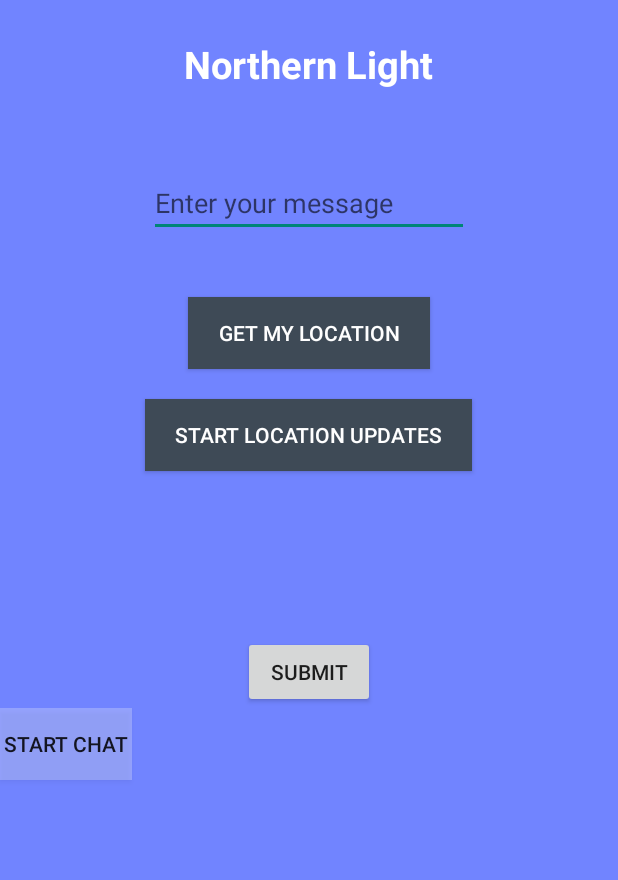
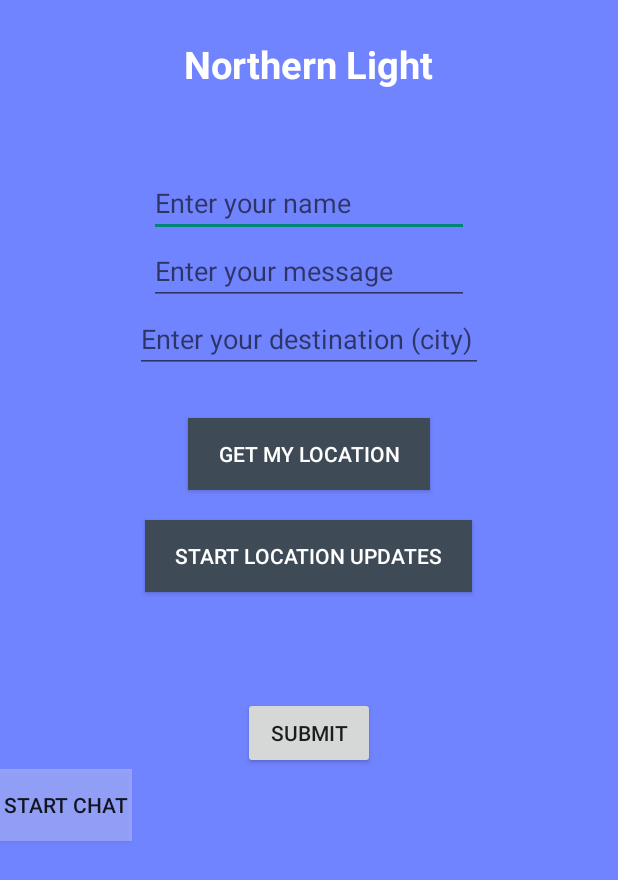
Before and after one commit to thomasmetta/NorthernLight--HacktheNorth-2015, an Android app: the screen it shows after launch (MainActivity), on a phone screen of 412 x 824 dp. Shown: the top 880 px of the screen. Run offline under Robolectric (Android 15) with nearby library versions, the phone set to English and light mode, and no system bars; our stand-ins replace ButterKnife; libraries missing offline, so code that uses them is left out: com.firebase.client, com.squareup.okhttp; 2 statements that could not run were skipped.

Commit message:
added destination

```diff
--- a/LocationApiDemo/app/src/main/java/com/example/andrei/locationapidemo/MainActivity.java
+++ b/LocationApiDemo/app/src/main/java/com/example/andrei/locationapidemo/MainActivity.java
@@ -32,6 +32,8 @@ import com.squareup.okhttp.RequestBody;
 import com.squareup.okhttp.Response;
 
 
+import org.json.JSONException;
+import org.json.JSONObject;
 
 import java.io.IOException;
 
@@ -42,6 +44,8 @@ public class MainActivity extends Activity implements GoogleApiClient.Connection
         GoogleApiClient.OnConnectionFailedListener, LocationListener{
 
     private EditText mNameField;
+    private EditText mMessageEditText;
+    private EditText mCityEditText;
     private Button mSubmitButton;
 
     private static final String TAG = MainActivity.class.getSimpleName();
@@ -80,7 +84,9 @@ public class MainActivity extends Activity implements GoogleApiClient.Connection
         btnShowLocation = (Button) findViewById(R.id.buttonShowLocation);
         btnStartLocationUpdates = (Button) findViewById(R.id.buttonLocationUpdates);
 
-        mNameField = (EditText) findViewById(R.id.nameEditText);
+        mNameField = (EditText) findViewById(R.id.personEditText);
+        mMessageEditText = (EditText) findViewById(R.id.messageEditText);
+        mCityEditText = (EditText) findViewById(R.id.cityEditText);
         mSubmitButton = (Button) findViewById(R.id.submitButton);
 
 
@@ -151,42 +157,25 @@ public class MainActivity extends Activity implements GoogleApiClient.Connection
     private final OkHttpClient client = new OkHttpClient();
 
     public void run() throws Exception {
-        RequestBody formBody = new FormEncodingBuilder()
-                .add("message", mNameField.getText().toString())
-                .add("latitude", String.valueOf(mLastLocation.getLatitude()))
-                .add("longitude", String.valueOf(mLastLocation.getLongitude()))
-                .build();
-        Request request = new Request.Builder()
-                .url("https://secret-depths-3946.herokuapp.com/api/v1/posts")
-                .post(formBody)
-                .build();
+
+
+  //      Response response = client.newCall(request).execute();
+
+
+   //     if (!response.isSuccessful()) throw new IOException("Unexpected code " + response);
+
+
+ //       System.out.println(response.body().string());
+
 
 //        Response response = client.newCall(request).execute();
 //        if (!response.isSuccessful()) throw new IOException("Unexpected code " + response);
-
-        client.newCall(request).enqueue(new Callback() {
-            @Override
-            public void onFailure(Request request, IOException e) {
-                Log.e("foo", "more fuck ups");
-
-            }
-
-            @Override
-            public void onResponse(Response response) throws IOException {
-                Log.e("foo", "less fuck ups");
-            }
-        });
+        sendName(client, mNameField.getText().toString());
 
 
 
 //        System.out.println(response.body().string());
     }
-
-
-
-
-
-
 
 
 
@@ -223,6 +212,143 @@ public class MainActivity extends Activity implements GoogleApiClient.Connection
         super.onPause();
         stopLocationUpdates();
     }
+
+    private void sendName(final OkHttpClient client, String name) {
+        RequestBody formBody = new FormEncodingBuilder()
+                .add("name", mNameField.getText().toString())
+                .build();
+        Request request = new Request.Builder()
+                .url("https://secret-depths-3946.herokuapp.com/api/v1/users")
+                .post(formBody)
+                .build();
+        client.newCall(request).enqueue(new Callback() {
+            @Override
+            public void onFailure(Request request, IOException e) {
+
+                Log.d("foo", "not working");
+
+            }
+
+            @Override
+            public void onResponse(Response response) throws IOException {
+                JSONObject jObject = null;
+                try {
+                    jObject = new JSONObject(response.body().string());
+                } catch (JSONException e) {
+                    e.printStackTrace();
+                }
+                String id = null;
+                try {
+                    id = jObject.getString("user_id");
+                } catch (JSONException e) {
+                    e.printStackTrace();
+                }
+
+                String address = mCityEditText.getText().toString();
+                sendDestination(client, id, address);
+                Log.d("foo", "sending from sendName");
+                Log.d("foo", "id: " + id + " address: " + address);
+            }
+        });
+    }
+
+    private void sendDestination(final OkHttpClient client, String id, String address) {
+
+        RequestBody formBody = new FormEncodingBuilder()
+                .add("user_id", id)
+                .add("address", address)
+                .build();
+        Request request = new Request.Builder()
+                .url("https://secret-depths-3946.herokuapp.com/api/v1/destinations")
+                .post(formBody)
+                .build();
+        client.newCall(request).enqueue(new Callback() {
+            @Override
+            public void onFailure(Request request, IOException e) {
+
+                Log.d("foo", "not working second time");
+
+            }
+
+            @Override
+            public void onResponse(Response response) throws IOException {
+
+                Log.d("foo", "receive from sendDes" + response.toString());
+                String message = mMessageEditText.getText().toString();
+                double latitude = mLastLocation.getLatitude();
+                double longitude = mLastLocation.getLongitude();
+
+                sendPost(client, message, latitude, longitude);
+
+
+            }
+        });
+
+        RequestBody formBody1 = new FormEncodingBuilder()
+                .add("user_id", id)
+                .add("latitude", String.valueOf(mLastLocation.getLatitude()))
+                .add("longtitude", String.valueOf(mLastLocation.getLongitude()))
+                .build();
+        Request request1 = new Request.Builder()
+                .url("https://secret-depths-3946.herokuapp.com/api/v1/locations")
+                .post(formBody1)
+                .build();
+        client.newCall(request1).enqueue(new Callback() {
+            @Override
+            public void onFailure(Request request1, IOException e) {
+
+            }
+
+            @Override
+            public void onResponse(Response response) throws IOException {
+
+
+
+            }
+        });
+
+
+    }
+
+
+
+    private void sendPost(OkHttpClient client, String message, double latitdue, double longitude) {
+
+        RequestBody formBody = new FormEncodingBuilder()
+                .add("message", message)
+                .add("latitude", String.valueOf(mLastLocation.getLatitude()))
+                .add("longitude", String.valueOf(mLastLocation.getLongitude()))
+                .build();
+        Request request = new Request.Builder()
+                .url("https://secret-depths-3946.herokuapp.com/api/v1/posts")
+                .post(formBody)
+                .build();
+        client.newCall(request).enqueue(new Callback() {
+            @Override
+            public void onFailure(Request request, IOException e) {
+
+                Log.d("foo", "not working third time");
+
+            }
+
+            @Override
+            public void onResponse(Response response) throws IOException {
+
+                Log.d("foo", "receive from sendDes" + response.toString());
+
+
+            }
+        });
+
+
+
+
+    }
+
+
+
+
+
 
     private void displayLocation() {
         mLastLocation = LocationServices.FusedLocationApi.getLastLocation(mGoogleApiClient);
--- a/LocationApiDemo/app/src/main/res/layout/activity_main.xml
+++ b/LocationApiDemo/app/src/main/res/layout/activity_main.xml
@@ -28,15 +28,33 @@
         android:layout_height="wrap_content"
         android:inputType="textPersonName"
         android:ems="10"
-        android:id="@+id/nameEditText"
+        android:id="@+id/personEditText"
+        android:layout_gravity="center_horizontal"
+        android:hint="Enter your name"/>
+
+    <EditText
+        android:layout_width="wrap_content"
+        android:layout_height="wrap_content"
+        android:inputType="textPersonName"
+        android:ems="10"
+        android:id="@+id/messageEditText"
         android:layout_gravity="center_horizontal"
         android:hint="Enter your message"/>
+
+    <EditText
+        android:layout_width="232dp"
+        android:layout_height="wrap_content"
+        android:inputType="textPersonName"
+        android:ems="10"
+        android:id="@+id/cityEditText"
+        android:layout_gravity="center_horizontal"
+        android:hint="Enter your destination (city)"/>
 
     <Button
         android:id="@+id/buttonShowLocation"
         android:layout_width="wrap_content"
         android:layout_height="wrap_content"
-        android:layout_marginTop="40dp"
+        android:layout_marginTop="30dp"
         android:background="@color/btn_bg"
         android:paddingLeft="20dp"
         android:paddingRight="20dp"
@@ -60,7 +78,7 @@
         android:text="Submit"
         android:id="@+id/submitButton"
         android:layout_gravity="center_horizontal"
-        android:layout_marginTop="110dp"/>
+        android:layout_marginTop="70dp"/>
 
     <LinearLayout
         android:orientation="horizontal"
```
